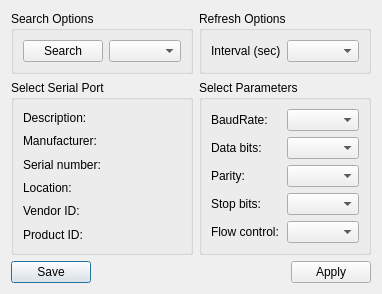
Before: the Qt Designer form settingsdialog.ui in kot9pa/com-monitor, drawn with Qt 5.
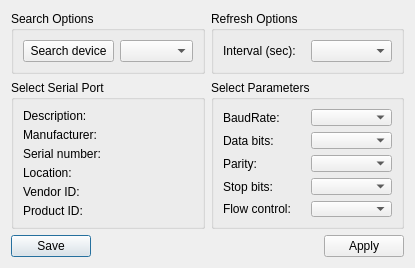
After: the same form once the commit is applied.

Patch:
```diff
--- a/settingsdialog.ui
+++ b/settingsdialog.ui
@@ -6,10 +6,16 @@
    <rect>
     <x>0</x>
     <y>0</y>
-    <width>354</width>
+    <width>415</width>
     <height>268</height>
    </rect>
   </property>
+  <property name="minimumSize">
+   <size>
+    <width>415</width>
+    <height>268</height>
+   </size>
+  </property>
   <property name="maximumSize">
    <size>
     <width>16777215</width>
@@ -170,7 +176,7 @@
       <item>
        <widget class="QPushButton" name="searchButton">
         <property name="text">
-         <string>Search</string>
+         <string>Search device</string>
         </property>
        </widget>
       </item>
@@ -205,7 +211,7 @@
       <item>
        <widget class="QLabel" name="refreshLabel">
         <property name="text">
-         <string>Interval (sec)</string>
+         <string>Interval (sec):</string>
         </property>
        </widget>
       </item>
```
